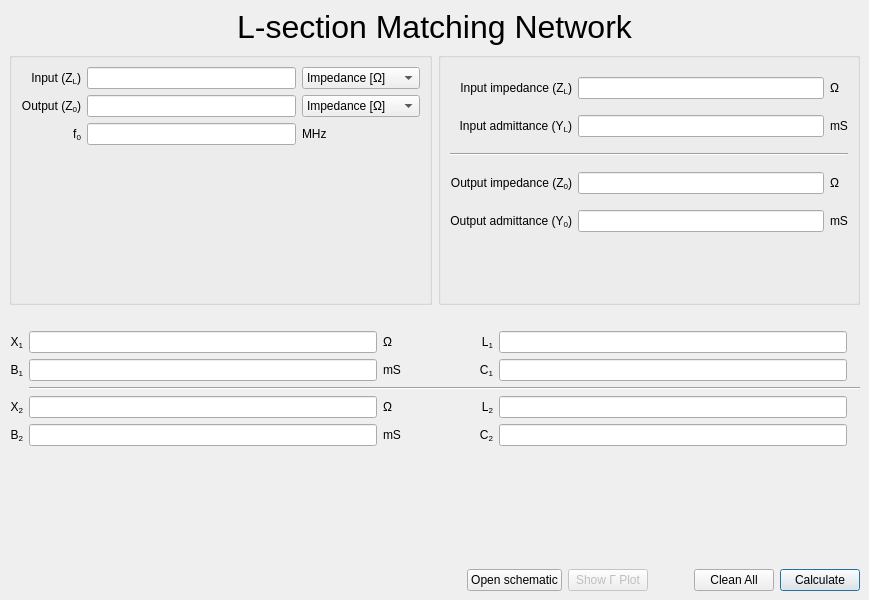
urbanij/syRF, file ui/lumped_matching.ui: the form before one commit.
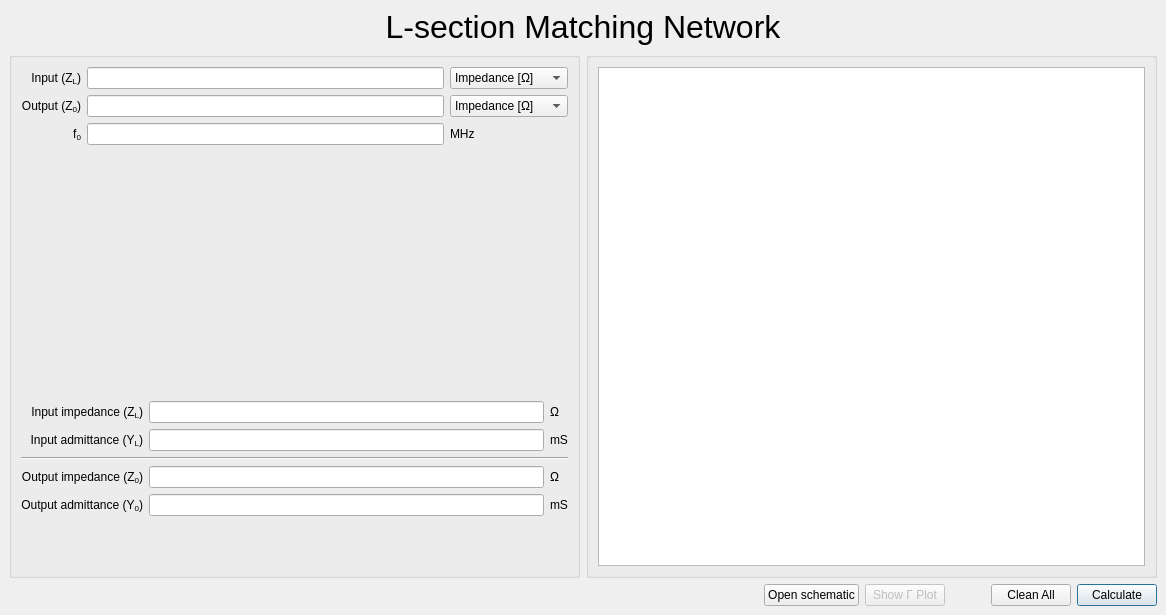
The form after the commit.

Commit message: NEW L_section matching network design.

```diff
--- a/ui/lumped_matching.ui
+++ b/ui/lumped_matching.ui
@@ -7,17 +7,15 @@
    <rect>
     <x>0</x>
     <y>0</y>
-    <width>869</width>
-    <height>600</height>
+    <width>1166</width>
+    <height>615</height>
    </rect>
   </property>
   <property name="windowTitle">
    <string notr="true">Lumped Parameters Matching</string>
   </property>
   <widget class="QWidget" name="centralwidget">
-   <layout class="QGridLayout" name="gridLayout">
-    <item row="0" column="0">
-     <layout class="QVBoxLayout" name="verticalLayout_2">
+   <layout class="QVBoxLayout" name="verticalLayout">
       <item>
        <widget class="QLabel" name="label_19">
         <property name="text">
@@ -29,252 +27,7 @@
        </widget>
       </item>
       <item>
-       <layout class="QGridLayout" name="gridLayout_5">
-        <item row="2" column="0" colspan="2">
-         <layout class="QGridLayout" name="gridLayout_2">
-          <item row="2" column="2">
-           <widget class="QLabel" name="label_111">
-            <property name="text">
-             <string>mS</string>
-            </property>
-           </widget>
-          </item>
-          <item row="0" column="1">
-           <widget class="QLabel" name="label_18">
-            <property name="maximumSize">
-             <size>
-              <width>16777215</width>
-              <height>21</height>
-             </size>
-            </property>
-            <property name="text">
-             <string/>
-            </property>
-           </widget>
-          </item>
-          <item row="4" column="4">
-           <widget class="QLabel" name="label_88">
-            <property name="text">
-             <string>L&lt;sub&gt;2&lt;/sub&gt;</string>
-            </property>
-            <property name="alignment">
-             <set>Qt::AlignRight|Qt::AlignTrailing|Qt::AlignVCenter</set>
-            </property>
-           </widget>
-          </item>
-          <item row="1" column="5">
-           <widget class="QLineEdit" name="L1_box">
-            <property name="readOnly">
-             <bool>true</bool>
-            </property>
-           </widget>
-          </item>
-          <item row="2" column="4">
-           <widget class="QLabel" name="label_83">
-            <property name="text">
-             <string>C&lt;sub&gt;1&lt;/sub&gt;</string>
-            </property>
-            <property name="alignment">
-             <set>Qt::AlignRight|Qt::AlignTrailing|Qt::AlignVCenter</set>
-            </property>
-           </widget>
-          </item>
-          <item row="5" column="0">
-           <widget class="QLabel" name="label_74">
-            <property name="text">
-             <string>B&lt;sub&gt;2&lt;/sub&gt;</string>
-            </property>
-            <property name="alignment">
-             <set>Qt::AlignRight|Qt::AlignTrailing|Qt::AlignVCenter</set>
-            </property>
-           </widget>
-          </item>
-          <item row="4" column="6">
-           <widget class="QLabel" name="label_116">
-            <property name="text">
-             <string/>
-            </property>
-           </widget>
-          </item>
-          <item row="1" column="6">
-           <widget class="QLabel" name="label_112">
-            <property name="text">
-             <string/>
-            </property>
-           </widget>
-          </item>
-          <item row="1" column="4">
-           <widget class="QLabel" name="label_84">
-            <property name="text">
-             <string>L&lt;sub&gt;1&lt;/sub&gt;</string>
-            </property>
-            <property name="alignment">
-             <set>Qt::AlignRight|Qt::AlignTrailing|Qt::AlignVCenter</set>
-            </property>
-           </widget>
-          </item>
-          <item row="5" column="6">
-           <widget class="QLabel" name="label_117">
-            <property name="text">
-             <string/>
-            </property>
-           </widget>
-          </item>
-          <item row="1" column="0">
-           <widget class="QLabel" name="label_23">
-            <property name="text">
-             <string>X&lt;sub&gt;1&lt;/sub&gt;</string>
-            </property>
-            <property name="alignment">
-             <set>Qt::AlignRight|Qt::AlignTrailing|Qt::AlignVCenter</set>
-            </property>
-           </widget>
-          </item>
-          <item row="2" column="0">
-           <widget class="QLabel" name="label_24">
-            <property name="text">
-             <string>B&lt;sub&gt;1&lt;/sub&gt;</string>
-            </property>
-            <property name="alignment">
-             <set>Qt::AlignRight|Qt::AlignTrailing|Qt::AlignVCenter</set>
-            </property>
-           </widget>
-          </item>
-          <item row="3" column="1" colspan="6">
-           <widget class="Line" name="line_2">
-            <property name="orientation">
-             <enum>Qt::Horizontal</enum>
-            </property>
-           </widget>
-          </item>
-          <item row="1" column="2">
-           <widget class="QLabel" name="label_110">
-            <property name="text">
-             <string>Ω</string>
-            </property>
-           </widget>
-          </item>
-          <item row="2" column="6">
-           <widget class="QLabel" name="label_113">
-            <property name="text">
-             <string/>
-            </property>
-           </widget>
-          </item>
-          <item row="5" column="4">
-           <widget class="QLabel" name="label_87">
-            <property name="text">
-             <string>C&lt;sub&gt;2&lt;/sub&gt;</string>
-            </property>
-            <property name="alignment">
-             <set>Qt::AlignRight|Qt::AlignTrailing|Qt::AlignVCenter</set>
-            </property>
-           </widget>
-          </item>
-          <item row="5" column="2">
-           <widget class="QLabel" name="label_115">
-            <property name="text">
-             <string>mS</string>
-            </property>
-           </widget>
-          </item>
-          <item row="5" column="5">
-           <widget class="QLineEdit" name="C2_box">
-            <property name="readOnly">
-             <bool>true</bool>
-            </property>
-           </widget>
-          </item>
-          <item row="2" column="1">
-           <widget class="QLineEdit" name="B1_box">
-            <property name="readOnly">
-             <bool>true</bool>
-            </property>
-           </widget>
-          </item>
-          <item row="4" column="0">
-           <widget class="QLabel" name="label_80">
-            <property name="text">
-             <string>X&lt;sub&gt;2&lt;/sub&gt;</string>
-            </property>
-            <property name="alignment">
-             <set>Qt::AlignRight|Qt::AlignTrailing|Qt::AlignVCenter</set>
-            </property>
-           </widget>
-          </item>
-          <item row="6" column="4">
-           <spacer name="verticalSpacer_2">
-            <property name="orientation">
-             <enum>Qt::Vertical</enum>
-            </property>
-            <property name="sizeHint" stdset="0">
-             <size>
-              <width>20</width>
-              <height>40</height>
-             </size>
-            </property>
-           </spacer>
-          </item>
-          <item row="4" column="1">
-           <widget class="QLineEdit" name="X2_box">
-            <property name="readOnly">
-             <bool>true</bool>
-            </property>
-           </widget>
-          </item>
-          <item row="2" column="3">
-           <spacer name="horizontalSpacer_4">
-            <property name="orientation">
-             <enum>Qt::Horizontal</enum>
-            </property>
-            <property name="sizeType">
-             <enum>QSizePolicy::Fixed</enum>
-            </property>
-            <property name="sizeHint" stdset="0">
-             <size>
-              <width>60</width>
-              <height>20</height>
-             </size>
-            </property>
-           </spacer>
-          </item>
-          <item row="2" column="5">
-           <widget class="QLineEdit" name="C1_box">
-            <property name="readOnly">
-             <bool>true</bool>
-            </property>
-           </widget>
-          </item>
-          <item row="4" column="5">
-           <widget class="QLineEdit" name="L2_box">
-            <property name="readOnly">
-             <bool>true</bool>
-            </property>
-           </widget>
-          </item>
-          <item row="4" column="2">
-           <widget class="QLabel" name="label_114">
-            <property name="text">
-             <string>Ω</string>
-            </property>
-           </widget>
-          </item>
-          <item row="5" column="1">
-           <widget class="QLineEdit" name="B2_box">
-            <property name="readOnly">
-             <bool>true</bool>
-            </property>
-           </widget>
-          </item>
-          <item row="1" column="1">
-           <widget class="QLineEdit" name="X1_box">
-            <property name="readOnly">
-             <bool>true</bool>
-            </property>
-           </widget>
-          </item>
-         </layout>
-        </item>
+     <layout class="QGridLayout" name="gridLayout">
         <item row="0" column="0">
          <widget class="QGroupBox" name="groupBox_2">
           <property name="title">
@@ -378,7 +131,7 @@
             </layout>
            </item>
            <item>
-            <spacer name="verticalSpacer_3">
+          <spacer name="verticalSpacer_2">
              <property name="orientation">
               <enum>Qt::Vertical</enum>
              </property>
@@ -390,15 +143,6 @@
              </property>
             </spacer>
            </item>
-          </layout>
-         </widget>
-        </item>
-        <item row="0" column="1">
-         <widget class="QGroupBox" name="groupBox_3">
-          <property name="title">
-           <string/>
-          </property>
-          <layout class="QVBoxLayout" name="verticalLayout_5">
            <item>
             <layout class="QGridLayout" name="gridLayout_15">
              <item row="2" column="0" colspan="3">
@@ -525,9 +269,19 @@
           </layout>
          </widget>
         </item>
-       </layout>
-      </item>
+      <item row="0" column="1">
+       <widget class="QGroupBox" name="groupBox_3">
+        <property name="title">
+         <string/>
+        </property>
+        <layout class="QVBoxLayout" name="verticalLayout_5">
       <item>
+          <widget class="QTextBrowser" name="textBrowser"/>
+         </item>
+        </layout>
+       </widget>
+      </item>
+      <item row="2" column="0" colspan="2">
        <layout class="QHBoxLayout" name="horizontalLayout_2">
         <item>
          <spacer name="horizontalSpacer">
```
Left out of the diff: 140 changed lines with no effect on the pictures. Lines whose indentation alone changed are shown as unchanged. The commit also changes 10 other files.
